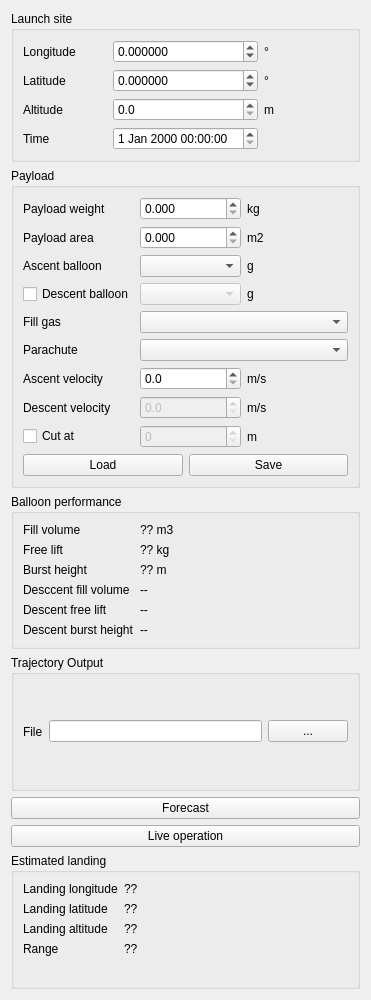
Old version of the form balloon_operator/gui_mainwidget.ui in the repository a-schneider-fmi/balloon-operator.
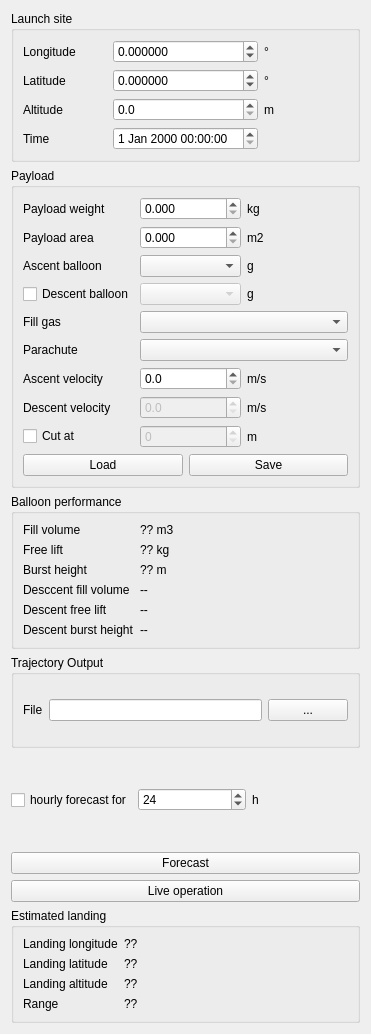
New version of the form. Icons and pictures are not drawn.

Commit message: Added option for hourly forecast to GUI.

```diff
--- a/balloon_operator/gui_mainwidget.ui
+++ b/balloon_operator/gui_mainwidget.ui
@@ -7,7 +7,7 @@
     <x>0</x>
     <y>0</y>
     <width>371</width>
-    <height>1000</height>
+    <height>1034</height>
    </rect>
   </property>
   <property name="windowTitle">
@@ -481,6 +481,34 @@
      </layout>
     </widget>
    </item>
+   <item>
+    <layout class="QHBoxLayout" name="layout_hourly">
+     <item>
+      <widget class="QCheckBox" name="check_hourly">
+       <property name="text">
+        <string>hourly forecast for</string>
+       </property>
+      </widget>
+     </item>
+     <item>
+      <widget class="QSpinBox" name="spin_hourly">
+       <property name="maximum">
+        <number>96</number>
+       </property>
+       <property name="value">
+        <number>24</number>
+       </property>
+      </widget>
+     </item>
+     <item>
+      <widget class="QLabel" name="label_hourly_unit">
+       <property name="text">
+        <string>h</string>
+       </property>
+      </widget>
+     </item>
+    </layout>
+   </item>
    <item>
     <widget class="QPushButton" name="button_forecast">
      <property name="text">
```
Left out of the diff: 11 changed lines with no effect on the pictures. The commit also changes 2 other files.
